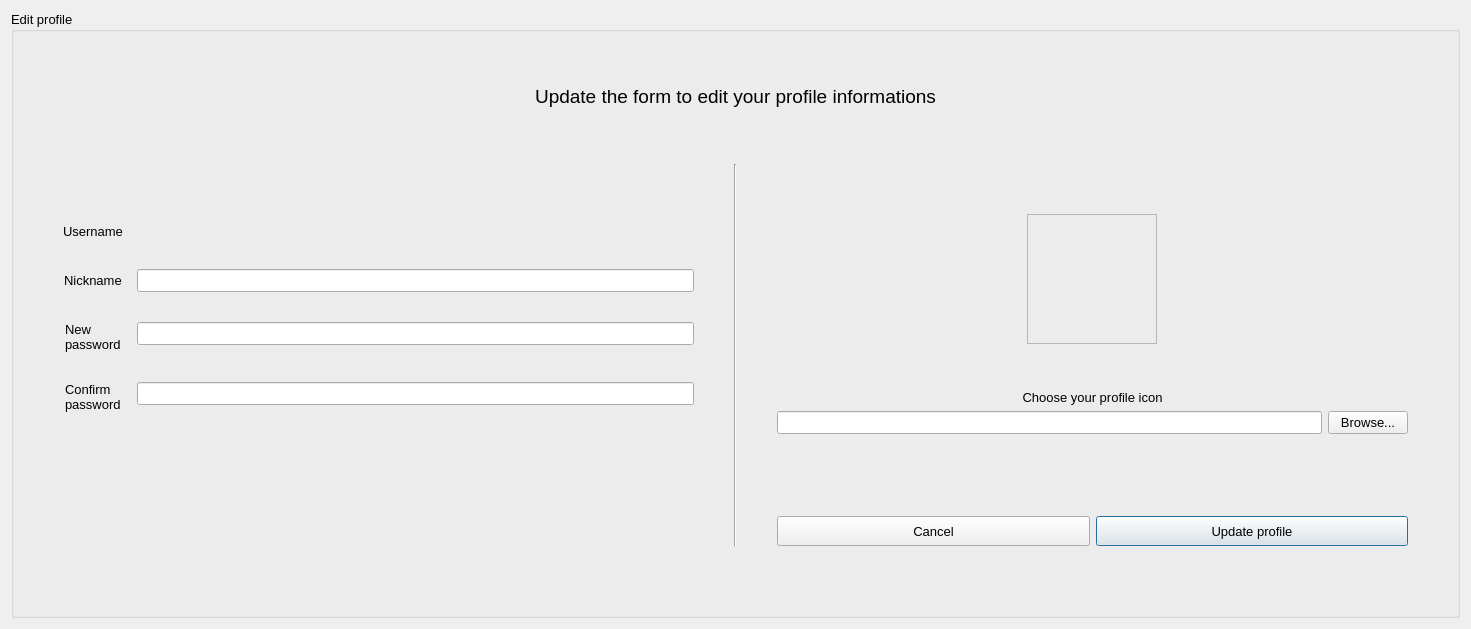
First picture: the form in textedit/profileeditwindow.ui, repository pgallo725/livetext-pds, before the edit.
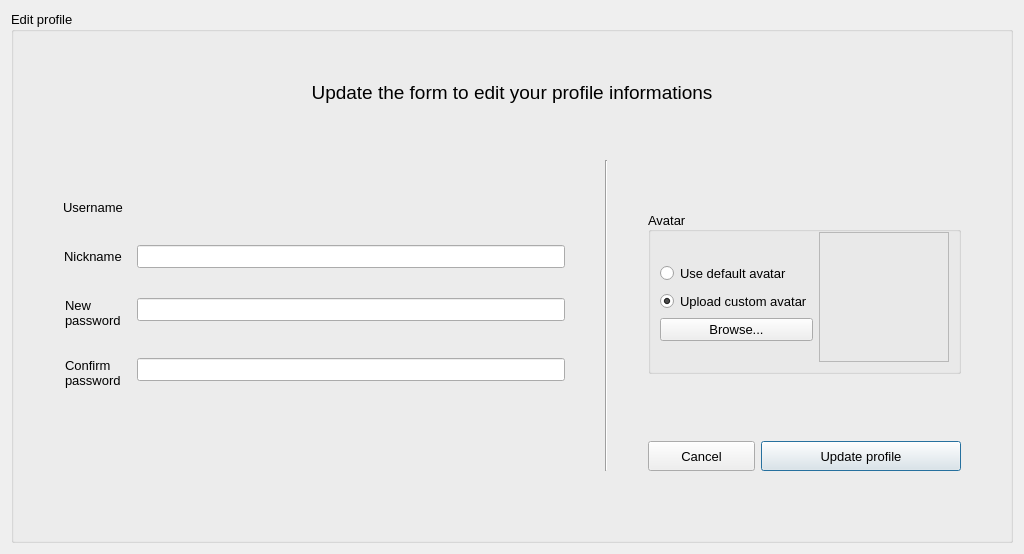
Second picture: the form after the edit.

Commit message: Upgraded UI in registration form and profile edit form

What changed in the file:
```diff
--- a/textedit/profileeditwindow.ui
+++ b/textedit/profileeditwindow.ui
@@ -6,8 +6,8 @@
    <rect>
     <x>0</x>
     <y>0</y>
-    <width>1471</width>
-    <height>629</height>
+    <width>1024</width>
+    <height>554</height>
    </rect>
   </property>
   <property name="windowTitle">
@@ -30,10 +30,13 @@
         <property name="orientation">
          <enum>Qt::Vertical</enum>
         </property>
+        <property name="sizeType">
+         <enum>QSizePolicy::Preferred</enum>
+        </property>
         <property name="sizeHint" stdset="0">
          <size>
           <width>20</width>
-          <height>35</height>
+          <height>40</height>
          </size>
         </property>
        </spacer>
@@ -97,7 +100,7 @@
             <property name="sizeHint" stdset="0">
              <size>
               <width>20</width>
-              <height>60</height>
+              <height>40</height>
              </size>
             </property>
            </spacer>
@@ -288,7 +291,7 @@
              <enum>Qt::Vertical</enum>
             </property>
             <property name="sizeType">
-             <enum>QSizePolicy::Preferred</enum>
+             <enum>QSizePolicy::Expanding</enum>
             </property>
             <property name="sizeHint" stdset="0">
              <size>
@@ -299,50 +302,35 @@
            </spacer>
           </item>
           <item>
-           <layout class="QHBoxLayout" name="horizontalLayout">
-            <property name="topMargin">
-             <number>0</number>
-            </property>
-            <item>
-             <widget class="QLabel" name="label_UsrIcon">
-              <property name="sizePolicy">
-               <sizepolicy hsizetype="Fixed" vsizetype="Fixed">
-                <horstretch>0</horstretch>
-                <verstretch>0</verstretch>
-               </sizepolicy>
-              </property>
-              <property name="minimumSize">
-               <size>
-                <width>130</width>
-                <height>130</height>
-               </size>
-              </property>
-              <property name="maximumSize">
-               <size>
-                <width>130</width>
-                <height>130</height>
-               </size>
-              </property>
-              <property name="frameShape">
-               <enum>QFrame::StyledPanel</enum>
-              </property>
-              <property name="text">
-               <string/>
+           <widget class="QGroupBox" name="groupBox_2">
+            <property name="title">
+             <string>Avatar</string>
               </property>
               <property name="alignment">
-               <set>Qt::AlignCenter</set>
-              </property>
-             </widget>
-            </item>
-           </layout>
-          </item>
+             <set>Qt::AlignLeading|Qt::AlignLeft|Qt::AlignVCenter</set>
+            </property>
+            <property name="flat">
+             <bool>false</bool>
+            </property>
+            <property name="checkable">
+             <bool>false</bool>
+            </property>
+            <layout class="QHBoxLayout" name="horizontalLayout_13">
+             <property name="topMargin">
+              <number>0</number>
+             </property>
+             <item>
+              <layout class="QVBoxLayout" name="verticalLayout_2">
+               <property name="leftMargin">
+                <number>0</number>
+               </property>
           <item>
            <spacer name="verticalSpacer_3">
             <property name="orientation">
              <enum>Qt::Vertical</enum>
             </property>
             <property name="sizeType">
-             <enum>QSizePolicy::Expanding</enum>
+                  <enum>QSizePolicy::Preferred</enum>
             </property>
             <property name="sizeHint" stdset="0">
              <size>
@@ -353,25 +341,68 @@
            </spacer>
           </item>
           <item>
-           <widget class="QLabel" name="label_3">
+                <widget class="QRadioButton" name="radioButton_defaultAvatar">
             <property name="text">
-             <string>Choose your profile icon</string>
-            </property>
-            <property name="alignment">
-             <set>Qt::AlignCenter</set>
-            </property>
+                  <string>Use default avatar</string>
+                 </property>
+                 <property name="checked">
+                  <bool>false</bool>
+                 </property>
+                 <property name="autoRepeat">
+                  <bool>false</bool>
+                 </property>
            </widget>
           </item>
           <item>
-           <layout class="QHBoxLayout" name="horizontalLayout_14">
+                <spacer name="verticalSpacer_16">
+                 <property name="orientation">
+                  <enum>Qt::Vertical</enum>
+                 </property>
+                 <property name="sizeType">
+                  <enum>QSizePolicy::Preferred</enum>
+                 </property>
+                 <property name="sizeHint" stdset="0">
+                  <size>
+                   <width>20</width>
+                   <height>10</height>
+                  </size>
+                 </property>
+                </spacer>
+               </item>
+               <item>
+                <layout class="QVBoxLayout" name="verticalLayout_5">
             <property name="spacing">
              <number>6</number>
             </property>
-            <item>
-             <widget class="QLineEdit" name="lineEdit_UsrIconPath"/>
+                 <property name="topMargin">
+                  <number>0</number>
+                 </property>
+                 <item alignment="Qt::AlignBottom">
+                  <widget class="QRadioButton" name="radioButton_customAvatar">
+                   <property name="text">
+                    <string>Upload custom avatar</string>
+                   </property>
+                   <property name="checked">
+                    <bool>true</bool>
+                   </property>
+                  </widget>
             </item>
             <item>
+                  <layout class="QHBoxLayout" name="horizontalLayout_12">
+                   <property name="spacing">
+                    <number>6</number>
+                   </property>
+                   <item alignment="Qt::AlignVCenter">
              <widget class="QPushButton" name="pushButton_browse">
+                     <property name="enabled">
+                      <bool>true</bool>
+                     </property>
+                     <property name="sizePolicy">
+                      <sizepolicy hsizetype="Minimum" vsizetype="Fixed">
+                       <horstretch>0</horstretch>
+                       <verstretch>0</verstretch>
+                      </sizepolicy>
+                     </property>
               <property name="font">
                <font>
                 <pointsize>10</pointsize>
@@ -387,15 +418,81 @@
             </item>
            </layout>
           </item>
+                </layout>
+               </item>
+               <item alignment="Qt::AlignHCenter">
+                <widget class="QLabel" name="label_imageSize">
+                 <property name="enabled">
+                  <bool>true</bool>
+                 </property>
+                 <property name="minimumSize">
+                  <size>
+                   <width>0</width>
+                   <height>0</height>
+                  </size>
+                 </property>
+                 <property name="text">
+                  <string/>
+                 </property>
+                </widget>
+               </item>
+              </layout>
+             </item>
+             <item>
+              <widget class="QLabel" name="label_UsrIcon">
+               <property name="sizePolicy">
+                <sizepolicy hsizetype="Fixed" vsizetype="Fixed">
+                 <horstretch>0</horstretch>
+                 <verstretch>0</verstretch>
+                </sizepolicy>
+               </property>
+               <property name="minimumSize">
+                <size>
+                 <width>130</width>
+                 <height>130</height>
+                </size>
+               </property>
+               <property name="maximumSize">
+                <size>
+                 <width>16777215</width>
+                 <height>16777215</height>
+                </size>
+               </property>
+               <property name="baseSize">
+                <size>
+                 <width>0</width>
+                 <height>0</height>
+                </size>
+               </property>
+               <property name="frameShape">
+                <enum>QFrame::StyledPanel</enum>
+               </property>
+               <property name="text">
+                <string/>
+               </property>
+               <property name="scaledContents">
+                <bool>false</bool>
+               </property>
+               <property name="alignment">
+                <set>Qt::AlignCenter</set>
+               </property>
+              </widget>
+             </item>
+            </layout>
+           </widget>
+          </item>
           <item>
            <spacer name="verticalSpacer_4">
             <property name="orientation">
              <enum>Qt::Vertical</enum>
             </property>
+            <property name="sizeType">
+             <enum>QSizePolicy::Preferred</enum>
+            </property>
             <property name="sizeHint" stdset="0">
              <size>
               <width>20</width>
-              <height>40</height>
+              <height>25</height>
              </size>
             </property>
            </spacer>
```
Left out of the diff: 4 changed lines with no effect on the pictures. Lines whose indentation alone changed are shown as unchanged. The commit also changes 6 other files.
